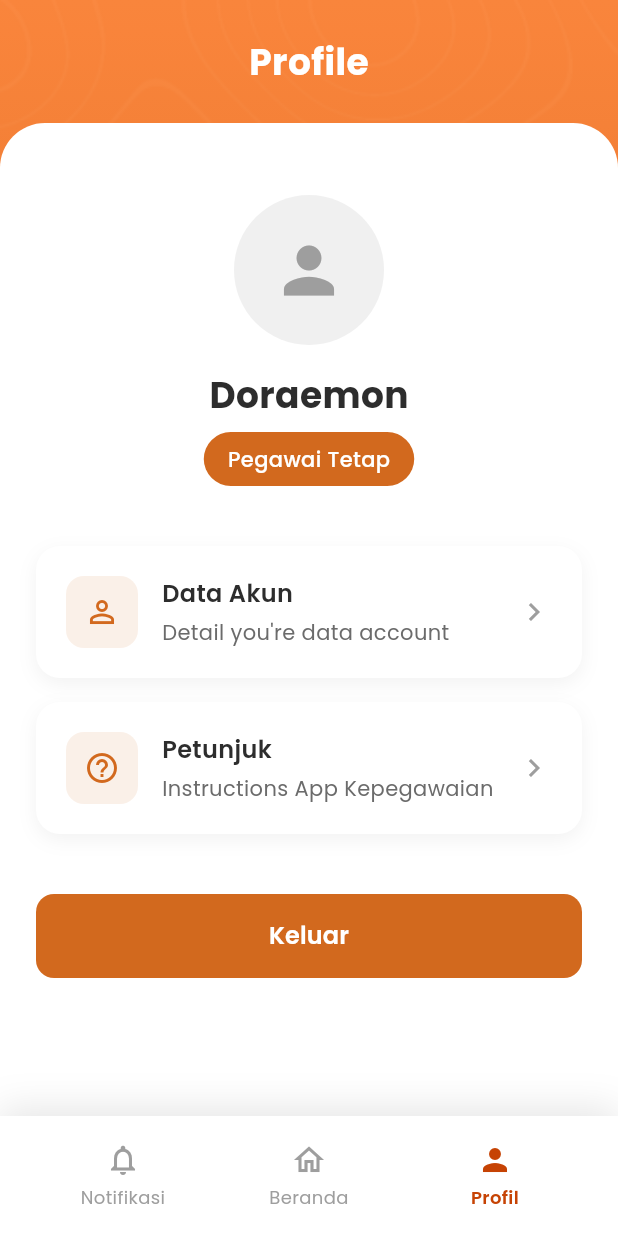
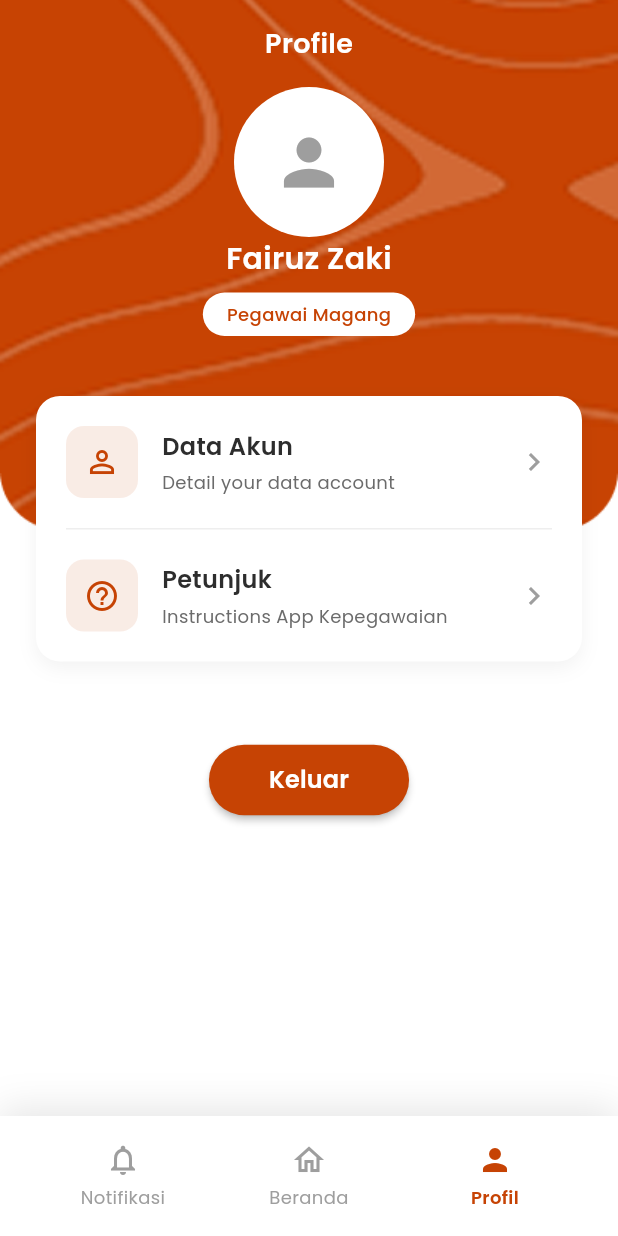
Before and after one commit to fairuzzkii/simpeg_mobile_mascitra, a Flutter app: the ProfilePage screen opened directly, on a phone screen of 412 x 824 dp. Run offline on Flutter 3.47's test engine with Material 3 defaults, Android fonts, the phone set to English and light mode, and no system bars; our stand-ins replace dotted_border, table_calendar.

Commit message:
profile update

```diff
--- a/lib/pages/homePage/homePage.dart
+++ b/lib/pages/homePage/homePage.dart
@@ -72,7 +72,7 @@ class _HomePageState extends State<HomePage> {
                           ),
                         ),
                         Text(
-                          'Fairuz',
+                          'Fairuz Zaki',
                           style: TextStyle(
                             fontSize: 24,
                             fontWeight: FontWeight.bold,
--- a/lib/pages/profilePage/profilePage.dart
+++ b/lib/pages/profilePage/profilePage.dart
@@ -1,5 +1,5 @@
 import 'package:flutter/material.dart';
-import 'package:simpeg_mascitra_mobile/pages/authPage/loginPage.dart';
+import 'package:simpeg_mascitra_mobile/pages/starterPage/welcomePage.dart';
 import '../navbar.dart';
 
 class ProfilePage extends StatelessWidget {
@@ -8,68 +8,78 @@ class ProfilePage extends StatelessWidget {
   @override
   Widget build(BuildContext context) {
     return Scaffold(
-      body: Container(
+      body: Stack(
+        children: [
+          // Gradient background
+          Container(
             width: double.infinity,
             height: double.infinity,
             decoration: const BoxDecoration(
               gradient: LinearGradient(
                 begin: Alignment.topCenter,
                 end: Alignment.bottomCenter,
-            colors: [
-              Color(0xFFFF8C42),
-              Color(0xFFD2691E),
-            ],
+                colors: [Color(0xFFFF8C42), Color(0xFFC64304)],
               ),
             ),
-        child: Stack(
-          children: [
-            // Topographic pattern background
-            Positioned.fill(
-              child: Image.asset(
-                'assets/images/topographic_pattern.png',
-                fit: BoxFit.cover,
-                opacity: const AlwaysStoppedAnimation(0.1),
+          ),
+          // White container for bottom content
+          Positioned(
+            left: 0,
+            right: 0,
+            bottom: 0,
+            height: MediaQuery.of(context).size.height * 0.65,
+            child: Container(
+              decoration: const BoxDecoration(
+                color: Colors.white,
+                borderRadius: BorderRadius.only(
+                  topLeft: Radius.circular(24),
+                  topRight: Radius.circular(24),
                 ),
               ),
+            ),
+          ),
+          // Decorative background image (in front of white container)
+          Positioned(
+            left: 0,
+            right: 0,
+            top: 0,
+            child: Image.asset(
+              'assets/images/Greyprofile.png',
+              fit: BoxFit.fitWidth,
+            ),
+          ),
+          // Main content
           SafeArea(
             child: Column(
               children: [
-                  // Header
-                  Container(
-                    padding: const EdgeInsets.all(24),
-                    child: const Text(
+                // Header with title
+                Padding(
+                  padding: const EdgeInsets.symmetric(
+                    horizontal: 24,
+                    vertical: 16,
+                  ),
+                  child: Row(
+                    mainAxisAlignment: MainAxisAlignment.center,
+                    children: [
+                      const Text(
                         'Profile',
                         style: TextStyle(
-                        fontSize: 24,
-                        fontWeight: FontWeight.bold,
+                          fontSize: 18,
+                          fontWeight: FontWeight.w600,
                           color: Colors.white,
                           fontFamily: 'Poppins',
                         ),
                       ),
-                  ),
-                  Expanded(
-                    child: Container(
-                      width: double.infinity,
-                      decoration: const BoxDecoration(
-                        color: Colors.white,
-                        borderRadius: BorderRadius.only(
-                          topLeft: Radius.circular(30),
-                          topRight: Radius.circular(30),
+                    ],
                   ),
                 ),
-                      child: SingleChildScrollView(
-                        padding: const EdgeInsets.all(24),
-                        child: Column(
-                          children: [
-                            const SizedBox(height: 24),
-                            // Profile picture and info
-                            Column(
-                              children: [
+                const SizedBox(),
+                // Profile avatar
                 Container(
                   width: 100,
                   height: 100,
                   decoration: const BoxDecoration(
-                                    color: Color(0xFFF0F0F0),
+                    color: Colors.white,
                     shape: BoxShape.circle,
                   ),
                   child: const Icon(
@@ -78,73 +88,105 @@ class ProfilePage extends StatelessWidget {
                     color: Color(0xFF9E9E9E),
                   ),
                 ),
-                                const SizedBox(height: 16),
+                const SizedBox(),
+                // Name
                 const Text(
-                                  'Doraemon',
+                  'Fairuz Zaki',
                   style: TextStyle(
-                                    fontSize: 24,
-                                    fontWeight: FontWeight.bold,
-                                    color: Color(0xFF2D2D2D),
+                    fontSize: 20,
+                    fontWeight: FontWeight.w600,
+                    color: Colors.white,
                     fontFamily: 'Poppins',
                   ),
                 ),
                 const SizedBox(height: 8),
+                // Status badge
                 Container(
                   padding: const EdgeInsets.symmetric(
                     horizontal: 16,
-                                    vertical: 8,
+                    vertical: 6,
                   ),
                   decoration: BoxDecoration(
-                                    color: const Color(0xFFD2691E),
-                                    borderRadius: BorderRadius.circular(20),
+                    color: Colors.white,
+                    borderRadius: BorderRadius.circular(16),
                   ),
                   child: const Text(
-                                    'Pegawai Tetap',
+                    'Pegawai Magang',
                     style: TextStyle(
-                                      fontSize: 14,
+                      fontSize: 12,
                       fontWeight: FontWeight.w500,
-                                      color: Colors.white,
+                      color: Color(0xFFC64304),
                       fontFamily: 'Poppins',
                     ),
                   ),
                 ),
+                const SizedBox(height: 40),
+                // Menu container
+                Padding(
+                  padding: const EdgeInsets.symmetric(horizontal: 24),
+                  child: Container(
+                    decoration: BoxDecoration(
+                      color: Colors.white,
+                      borderRadius: BorderRadius.circular(16),
+                      boxShadow: [
+                        BoxShadow(
+                          color: Colors.black.withOpacity(0.05),
+                          blurRadius: 10,
+                          offset: const Offset(0, 4),
+                        ),
                       ],
                     ),
-                            const SizedBox(height: 40),
-                            // Menu items
+                    child: Column(
+                      children: [
+                        // Menu item 1
                         _buildMenuItem(
                           icon: Icons.person_outline,
                           title: 'Data Akun',
-                              subtitle: 'Detail you\'re data account',
+                          subtitle: 'Detail your data account',
                           onTap: () {
-                                // Navigate to account data
+                            // Navigate to account data (placeholder)
                           },
+                          isFirst: true,
                         ),
-                            const SizedBox(height: 16),
+                        // Divider
+                        Container(
+                          height: 1,
+                          margin: const EdgeInsets.symmetric(horizontal: 20),
+                          color: Colors.grey[200],
+                        ),
+                        // Menu item 2
                         _buildMenuItem(
                           icon: Icons.help_outline,
                           title: 'Petunjuk',
                           subtitle: 'Instructions App Kepegawaian',
                           onTap: () {
-                                // Navigate to instructions
+                            // Navigate to instructions (placeholder)
                           },
+                          isFirst: false,
                         ),
-                            const SizedBox(height: 40),
+                      ],
+                    ),
+                  ),
+                ),
+                const Spacer(),
                 // Logout button
-                            SizedBox(
-                              width: double.infinity,
-                              height: 56,
+                Padding(
+                  padding: const EdgeInsets.only(bottom: 200),
                   child: ElevatedButton(
                     onPressed: () {
                       _showLogoutDialog(context);
                     },
                     style: ElevatedButton.styleFrom(
-                                  backgroundColor: const Color(0xFFD2691E),
+                      backgroundColor: const Color(0xFFC64304),
                       foregroundColor: Colors.white,
-                                  elevation: 0,
+                      padding: const EdgeInsets.symmetric(
+                        horizontal: 40,
+                        vertical: 12,
+                      ),
                       shape: RoundedRectangleBorder(
-                                    borderRadius: BorderRadius.circular(12),
+                        borderRadius: BorderRadius.circular(24),
                       ),
+                      elevation: 2,
                     ),
                     child: const Text(
                       'Keluar',
@@ -156,17 +198,21 @@ class ProfilePage extends StatelessWidget {
                     ),
                   ),
                 ),
-                            const SizedBox(height: 100), // Space for bottom navigation
               ],
             ),
           ),
+          // Decorative background image (on top of everything)
+          Positioned(
+            left: 0,
+            right: 0,
+            top: 0,
+            child: Image.asset(
+              'assets/images/Greyprofile.png',
+              fit: BoxFit.fitWidth,
+              opacity: const AlwaysStoppedAnimation(0),
             ),
           ),
         ],
-              ),
-            ),
-          ],
-        ),
       ),
       bottomNavigationBar: const CustomBottomNavBar(currentIndex: 2),
     );
@@ -177,37 +223,22 @@ class ProfilePage extends StatelessWidget {
     required String title,
     required String subtitle,
     required VoidCallback onTap,
+    required bool isFirst,
   }) {
     return GestureDetector(
       onTap: onTap,
       child: Container(
-        width: double.infinity,
         padding: const EdgeInsets.all(20),
-        decoration: BoxDecoration(
-          color: Colors.white,
-          borderRadius: BorderRadius.circular(16),
-          boxShadow: [
-            BoxShadow(
-              color: Colors.black.withOpacity(0.05),
-              blurRadius: 10,
-              offset: const Offset(0, 4),
-            ),
-          ],
-        ),
         child: Row(
           children: [
             Container(
               width: 48,
               height: 48,
               decoration: BoxDecoration(
-                color: const Color(0xFFD2691E).withOpacity(0.1),
+                color: const Color(0xFFC64304).withOpacity(0.1),
                 borderRadius: BorderRadius.circular(12),
               ),
-              child: Icon(
-                icon,
-                color: const Color(0xFFD2691E),
-                size: 24,
-              ),
+              child: Icon(icon, color: const Color(0xFFC64304), size: 24),
             ),
             const SizedBox(width: 16),
             Expanded(
@@ -227,7 +258,7 @@ class ProfilePage extends StatelessWidget {
                   Text(
                     subtitle,
                     style: const TextStyle(
-                      fontSize: 14,
+                      fontSize: 12,
                       color: Color(0xFF6B6B6B),
                       fontFamily: 'Poppins',
                     ),
@@ -235,11 +266,7 @@ class ProfilePage extends StatelessWidget {
                 ],
               ),
             ),
-            const Icon(
-              Icons.chevron_right,
-              color: Color(0xFF9E9E9E),
-              size: 24,
-            ),
+            const Icon(Icons.chevron_right, color: Color(0xFF9E9E9E), size: 24),
           ],
         ),
       ),
@@ -263,9 +290,7 @@ class ProfilePage extends StatelessWidget {
           ),
           content: const Text(
             'Apakah Anda yakin ingin keluar dari aplikasi?',
-            style: TextStyle(
-              fontFamily: 'Poppins',
-            ),
+            style: TextStyle(fontFamily: 'Poppins'),
           ),
           actions: [
             TextButton(
@@ -282,15 +307,16 @@ class ProfilePage extends StatelessWidget {
             ),
             ElevatedButton(
               onPressed: () {
+                // Close dialog and navigate to WelcomePage
                 Navigator.of(context).pop();
                 Navigator.pushAndRemoveUntil(
                   context,
-                  MaterialPageRoute(builder: (context) => const LoginPage()),
+                  MaterialPageRoute(builder: (context) => const WelcomePage()),
                   (route) => false,
                 );
               },
               style: ElevatedButton.styleFrom(
-                backgroundColor: const Color(0xFFD2691E),
+                backgroundColor: const Color(0xFFC64304),
                 foregroundColor: Colors.white,
                 shape: RoundedRectangleBorder(
                   borderRadius: BorderRadius.circular(8),
@@ -298,9 +324,7 @@ class ProfilePage extends StatelessWidget {
               ),
               child: const Text(
                 'Keluar',
-                style: TextStyle(
-                  fontFamily: 'Poppins',
-                ),
+                style: TextStyle(fontFamily: 'Poppins'),
               ),
             ),
           ],
```
Also changed, not shown: assets/images/Greyprofile.png (added). Lines whose indentation alone changed are shown as unchanged.
